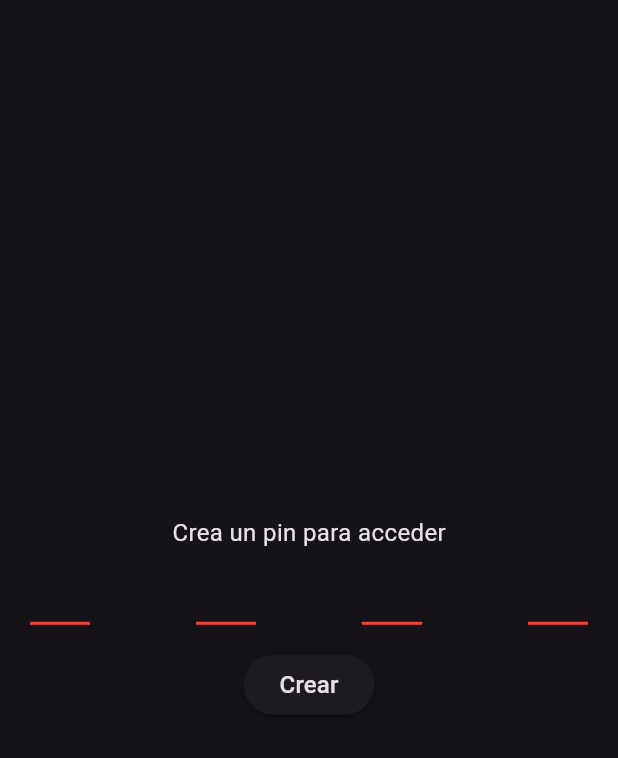
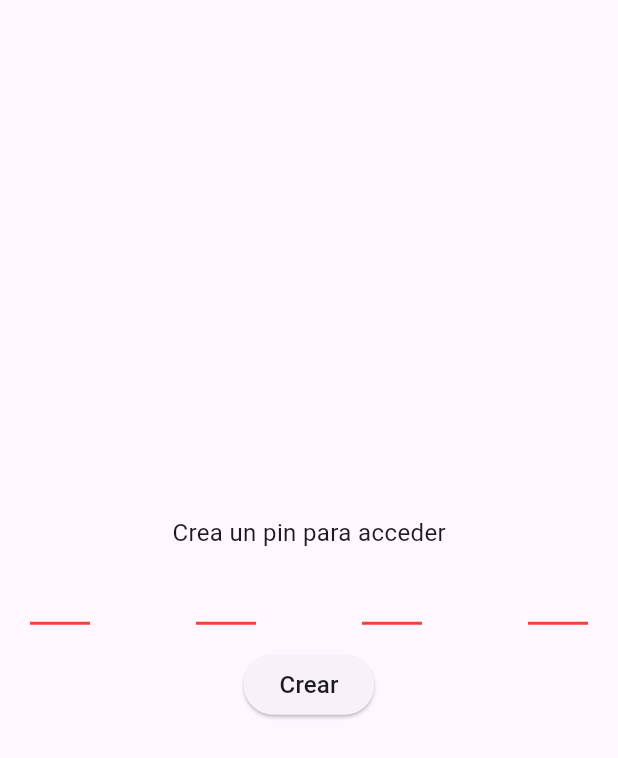
Before and after one commit to fguini/hogastos, a Flutter app: the screen it shows after launch, on a phone screen of 412 x 824 dp. Shown: the top 758 px of the screen. Run offline on Flutter 3.47's test engine with Material 3 defaults, Android fonts, the phone set to English and light mode, and no system bars; drawn by our look-alikes of pin_code_fields; our stand-ins replace carousel_slider, drift, drift_flutter, flutter_secure_storage, local_auth, skeletonizer; missing offline and left inert: d_chart, excel, flutter_file_dialog, local_auth_android; accounts and stored records are empty.

```diff
--- a/lib/components/authenticated_pages/menu.dart
+++ b/lib/components/authenticated_pages/menu.dart
@@ -1,7 +1,4 @@
 import 'package:flutter/material.dart';
-import 'package:hogastos/components/common/error_elevated_button.dart';
-import 'package:hogastos/components/common/rounded_list_tile.dart';
-import 'package:hogastos/generated/i18n/app_localizations.dart';
 import 'package:hogastos/components/animations/dialog_transition.dart';
 import 'package:hogastos/components/texts/body_text.dart';
 import 'package:hogastos/configurations/authentication.dart';
--- a/lib/main.dart
+++ b/lib/main.dart
@@ -24,16 +24,13 @@ class AppContainer extends StatelessWidget {
 
   @override
   Widget build(BuildContext context) {
-    var isDarkMode = true;
-    var themeMode = isDarkMode ? ThemeMode.dark : ThemeMode.light; // ThemeMode.system
-
     return MaterialApp(
       title: 'Hogastos',
       localizationsDelegates: AppLocalizations.localizationsDelegates,
       supportedLocales: AppLocalizations.supportedLocales,
       theme: lightTheme,
       darkTheme: darkTheme,
-      themeMode: themeMode,
+      themeMode: ThemeMode.system,
       initialRoute: RoutesNames.home,
       onGenerateRoute: Routes().onGenerateRoute,
     );
```
Also changed, not shown: 1 other file.
